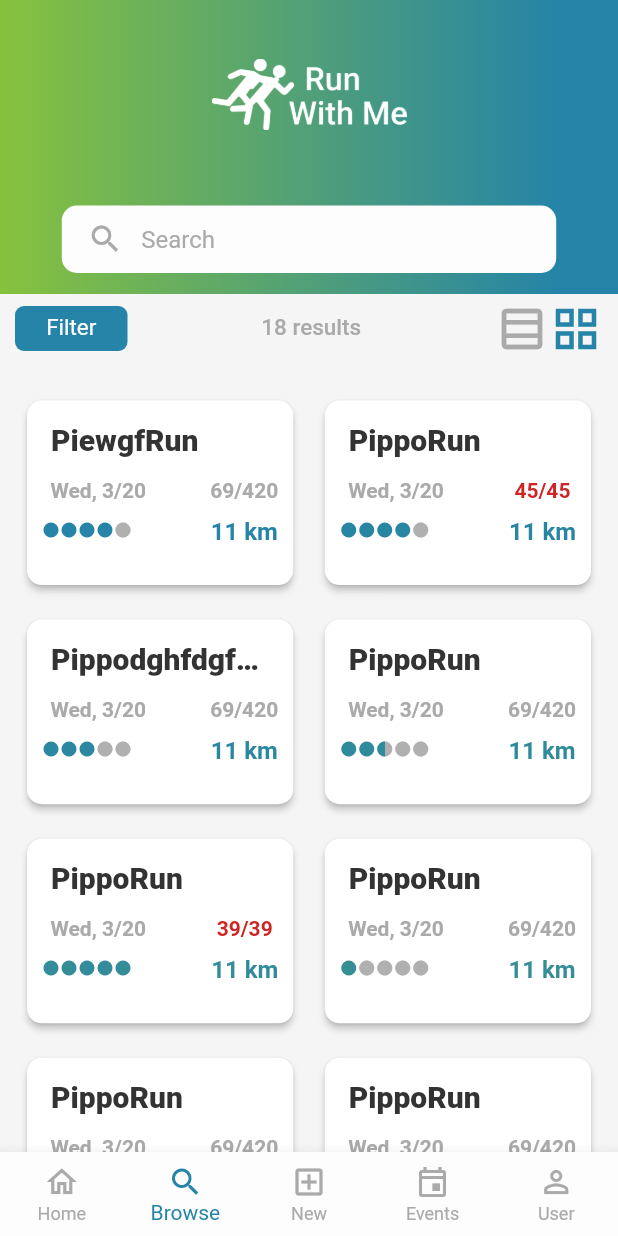
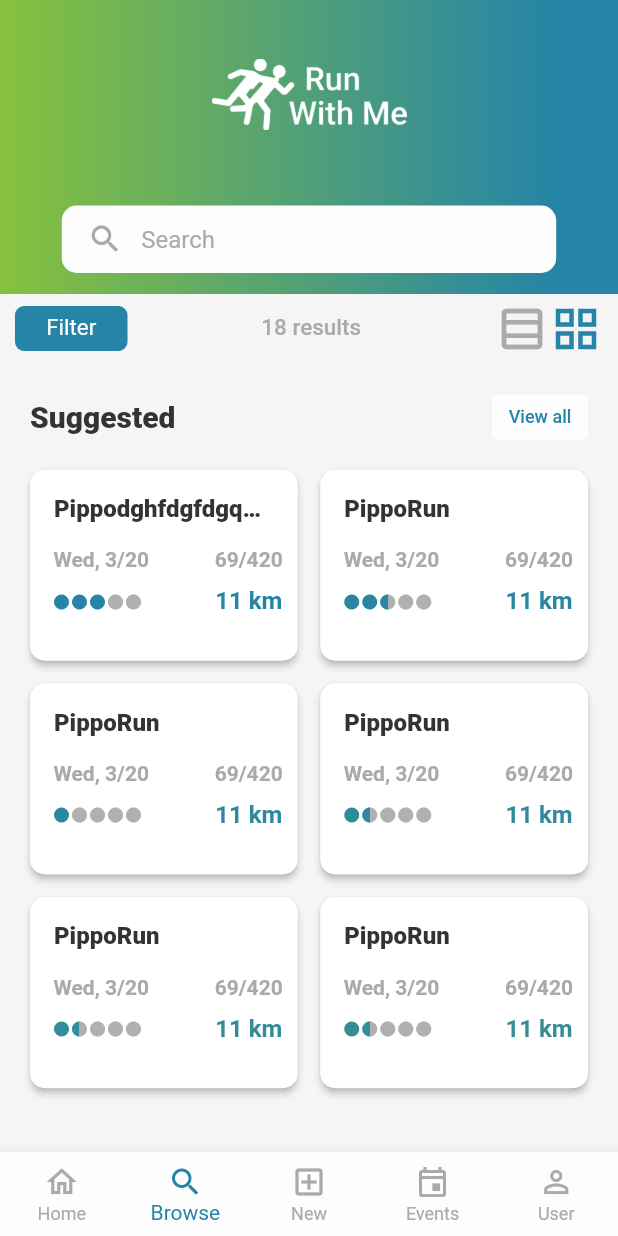
Before and after one commit to FedericoGianni/run-with-me-fe, a Flutter app: the screen it shows after launch, item 2 of the bottom bar chosen, on a phone screen of 412 x 824 dp. Run offline on Flutter 3.47's test engine with Material 2 defaults, Android fonts, the phone set to English and light mode, and no system bars; our stand-ins replace google_fonts.

Commit message:
Added bottom listView to the results page

```diff
--- a/lib/screens/events_result_screen.dart
+++ b/lib/screens/events_result_screen.dart
@@ -1,4 +1,5 @@
 import 'package:flutter/material.dart';
+import 'package:runwithme/models/event.dart';
 
 import '../dummy_data/dummy_events.dart';
 import '../widgets/event_card_text_only.dart';
@@ -94,15 +95,15 @@ class _EventsScreenState extends State<EventsScreen> {
                 ),
                 height: 45,
                 padding: const EdgeInsets.only(left: 5),
-                decoration: BoxDecoration(
+                decoration: const BoxDecoration(
                   color: onPrimary,
                   // set border width
-                  borderRadius: const BorderRadius.all(
+                  borderRadius: BorderRadius.all(
                     Radius.circular(10.0),
                   ), // set rounded corner radius
                 ),
-                child: TextField(
-                  decoration: InputDecoration(
+                child: const TextField(
+                  decoration: const InputDecoration(
                     hintText: 'Search',
                     hintStyle: TextStyle(color: secondaryTextColor),
                     border: InputBorder.none,
@@ -138,31 +139,32 @@ class _EventsScreenState extends State<EventsScreen> {
                         backgroundColor: primaryColor,
                         primary: onPrimary,
                         textStyle: const TextStyle(fontSize: 10),
-                        padding: EdgeInsets.all(0)),
+                        padding: const EdgeInsets.all(0)),
                     onPressed: () => {},
                     child: const Text('Filter'),
                   ),
                 ),
                 Text(
                   dummy.length.toString() + " results",
-                  style: TextStyle(color: secondaryTextColor, fontSize: 10),
+                  style:
+                      const TextStyle(color: secondaryTextColor, fontSize: 10),
                 ),
                 Row(
                   children: [
                     IconButton(
-                      icon: Icon(Icons.table_rows_outlined),
+                      icon: const Icon(Icons.table_rows_outlined),
                       color: _rowColor,
                       onPressed: __selectListView,
                       padding: EdgeInsets.zero,
-                      constraints: BoxConstraints(),
+                      constraints: const BoxConstraints(),
                       splashRadius: 10,
                     ),
                     IconButton(
-                      icon: Icon(Icons.grid_view_outlined),
+                      icon: const Icon(Icons.grid_view_outlined),
                       color: _gridColor,
                       onPressed: __selectGridView,
                       padding: EdgeInsets.zero,
-                      constraints: BoxConstraints(),
+                      constraints: const BoxConstraints(),
                       splashRadius: 10,
                     ),
                   ],
@@ -170,14 +172,44 @@ class _EventsScreenState extends State<EventsScreen> {
               ],
               mainAxisAlignment: MainAxisAlignment.spaceBetween,
             ),
-            titlePadding: EdgeInsets.symmetric(horizontal: 10, vertical: 6),
+            titlePadding:
+                const EdgeInsets.symmetric(horizontal: 10, vertical: 6),
           ),
           // Make the initial height of the SliverAppBar larger than normal.
         ),
-
+        SliverPadding(
+          padding: EdgeInsets.only(bottom: 0, top: 20, left: 20, right: 20),
+          sliver: SliverToBoxAdapter(
+            child: Row(
+              mainAxisAlignment: MainAxisAlignment.spaceBetween,
+              children: [
+                Text(
+                  "Suggested",
+                  style: TextStyle(
+                      color: primaryTextColor,
+                      fontSize: 20,
+                      fontWeight: FontWeight.w900),
+                ),
+                SizedBox(
+                  height: 30,
+                  child: TextButton(
+                    style: TextButton.styleFrom(
+                        backgroundColor: onPrimary,
+                        primary: primaryColor,
+                        textStyle: const TextStyle(
+                            fontSize: 12, fontWeight: FontWeight.w500),
+                        padding: const EdgeInsets.all(0)),
+                    onPressed: () => {},
+                    child: const Text('View all'),
+                  ),
+                ),
+              ],
+            ),
+          ),
+        ),
         SliverPadding(
           padding:
-              const EdgeInsets.only(bottom: 40, top: 20, left: 15, right: 15),
+              const EdgeInsets.only(bottom: 40, top: 20, left: 20, right: 20),
           sliver: SliverGrid(
             gridDelegate: SliverGridDelegateWithMaxCrossAxisExtent(
               childAspectRatio: _aspectRatio,
@@ -187,17 +219,71 @@ class _EventsScreenState extends State<EventsScreen> {
             ),
             delegate: SliverChildBuilderDelegate(
               (context, index) {
+                List suggested =
+                    dummy.where((i) => i.difficultyLevel <= 3).toList();
                 return EventItem(
-                  dummy[index],
+                  suggested[index],
                   index,
                   dummy.length.toDouble(),
                 );
               },
-              childCount: 16,
+              childCount:
+                  dummy.where((i) => i.difficultyLevel <= 3).toList().length,
             ),
           ),
-        )
+        ),
         // Next, create a SliverList
+        SliverPadding(
+          padding:
+              const EdgeInsets.only(bottom: 20, top: 0, left: 20, right: 20),
+          sliver: SliverToBoxAdapter(
+            child: Row(
+              mainAxisAlignment: MainAxisAlignment.spaceBetween,
+              children: [
+                const Text(
+                  "Recently viewed",
+                  style: TextStyle(
+                      color: primaryTextColor,
+                      fontSize: 20,
+                      fontWeight: FontWeight.w900),
+                ),
+                TextButton(
+                  style: TextButton.styleFrom(
+                      backgroundColor: onPrimary,
+                      primary: primaryColor,
+                      textStyle: const TextStyle(fontSize: 10),
+                      padding: const EdgeInsets.all(0)),
+                  onPressed: () => {},
+                  child: const Text('View all'),
+                ),
+              ],
+            ),
+          ),
+        ),
+        SliverToBoxAdapter(
+          child: Container(
+            padding: const EdgeInsets.only(bottom: 15),
+
+            // margin: EdgeInsets.only(bottom: 20, left: 15, right: 15),
+            height: (380.0 / _view) / _aspectRatio,
+            child: ListView.builder(
+              scrollDirection: Axis.horizontal,
+              itemCount: 10,
+              itemBuilder: (context, index) {
+                return Container(
+                  padding: const EdgeInsets.only(left: 5),
+                  width: 380.0 / _view,
+                  height: (380 / _view) / _aspectRatio,
+                  child: EventItem(
+                    dummy[index],
+                    index,
+                    dummy.length.toDouble(),
+                  ),
+                );
+              },
+            ),
+          ),
+        ),
       ],
     );
   }
--- a/lib/themes/custom_colors.dart
+++ b/lib/themes/custom_colors.dart
@@ -6,64 +6,64 @@ import 'package:flutter/material.dart';
 // const PERIWINKLE_CRAYOLA = "C5D1EB";
 // const PURPLE_HEX = "5603AD";
 
-const YELLOW_GREEN_DARK = "759B1C";
-const YELLOW_GREEN = "9CCF26";
-const YELLOW_GREEN_LIGHT = "B7E057";
+const YELLOW_GREEN_DARK = 0xFF759B1C;
+const YELLOW_GREEN = 0xFF9CCF26;
+const YELLOW_GREEN_LIGHT = 0xFFB7E057;
 
-const JET_BLACK_DARK = "262626";
-const JET_BLACK = "333333";
-const JET_BLACK_LIGHT = "666666";
+const JET_BLACK_DARK = 0xFF262626;
+const JET_BLACK = 0xFF333333;
+const JET_BLACK_LIGHT = 0xFF666666;
 
-const CG_BLUE_HEX_DARK = "1C637D";
-const CG_BLUE_HEX = "2584A7";
-const CG_BLUE_HEX_LIGHT = "43AFD6";
+const CG_BLUE_HEX_DARK = 0xFF1C637D;
+const CG_BLUE_HEX = 0xFF2584A7;
+const CG_BLUE_HEX_LIGHT = 0xFF43AFD6;
 
-const SILVER_CHALICE_DARK = "808080";
-const SILVER_CHALICE = "AAAAAA";
-const SILVER_CHALICE_LIGHT = "C0C0C0";
+const SILVER_CHALICE_DARK = 0xFF808080;
+const SILVER_CHALICE = 0xFFAAAAAA;
+const SILVER_CHALICE_LIGHT = 0xFFC0C0C0;
 
-const PLATINUM_DARK = "B0B0B0";
-const PLATINUM = "EBEBEB";
-const PLATINUM_LIGHT = "F5F5F5";
+const PLATINUM_DARK = 0xFFB0B0B0;
+const PLATINUM = 0xFFEBEBEB;
+const PLATINUM_LIGHT = 0xFFF5F5F5;
 
-const MAGNOLIA = "FDFDFD";
-const MAGNOLIA_LIGHT = "FCFCFC";
+const MAGNOLIA = 0xFFFDFDFD;
+const MAGNOLIA_LIGHT = 0xFFFCFCFC;
 
-const ERROR = "CE2525";
+const ERROR = 0xFFCE2525;
 
-final primaryColor = getColorFromHex(CG_BLUE_HEX);
-final secondaryColor = getColorFromHex(YELLOW_GREEN);
-final primaryTextColor = getColorFromHex(JET_BLACK);
-final secondaryTextColor = getColorFromHex(SILVER_CHALICE);
-final tertiaryTextColor = getColorFromHex(PLATINUM_DARK);
-final onPrimary = getColorFromHex(MAGNOLIA);
-final background = getColorFromHex(PLATINUM_LIGHT);
-final errorColor = getColorFromHex(ERROR);
+const primaryColor = Color(CG_BLUE_HEX);
+const secondaryColor = Color(YELLOW_GREEN);
+const primaryTextColor = Color(JET_BLACK);
+const secondaryTextColor = Color(SILVER_CHALICE);
+const tertiaryTextColor = Color(PLATINUM_DARK);
+const onPrimary = Color(MAGNOLIA);
+const background = Color(PLATINUM_LIGHT);
+const errorColor = Color(ERROR);
 
-Color getColorFromHex(String hexColor) {
-  hexColor = hexColor.toUpperCase().replaceAll("#", "");
-  if (hexColor.length == 6) {
-    hexColor = "FF" + hexColor;
-  }
-  return Color(int.parse(hexColor, radix: 16));
-}
+// Color getColorFromHex(int hexColor) {
+//   hexColor = hexColor.toUpperCase().replaceAll("#", "");
+//   if (hexColor.length == 6) {
+//     hexColor = "FF" + hexColor;
+//   }
+//   return Color(int.parse(hexColor, radix: 16));
+// }
 
 class CustomColorScheme {
   static ColorScheme get lightColorScheme {
-    return ColorScheme(
+    return const ColorScheme(
       //primary: Color(0XC5D1EB),
-      primary: getColorFromHex(CG_BLUE_HEX),
-      primaryVariant: getColorFromHex(CG_BLUE_HEX_DARK),
-      secondary: getColorFromHex(YELLOW_GREEN),
-      secondaryVariant: getColorFromHex(YELLOW_GREEN_DARK),
-      surface: getColorFromHex(MAGNOLIA_LIGHT),
-      background: getColorFromHex(YELLOW_GREEN),
-      error: getColorFromHex(ERROR),
-      onPrimary: getColorFromHex(MAGNOLIA_LIGHT),
-      onSecondary: getColorFromHex(MAGNOLIA_LIGHT),
-      onSurface: getColorFromHex(PLATINUM_LIGHT),
-      onBackground: getColorFromHex(PLATINUM_LIGHT),
-      onError: getColorFromHex(MAGNOLIA_LIGHT),
+      primary: Color(CG_BLUE_HEX),
+      primaryVariant: Color(CG_BLUE_HEX_DARK),
+      secondary: Color(YELLOW_GREEN),
+      secondaryVariant: Color(YELLOW_GREEN_DARK),
+      surface: Color(MAGNOLIA_LIGHT),
+      background: Color(YELLOW_GREEN),
+      error: Color(ERROR),
+      onPrimary: Color(MAGNOLIA_LIGHT),
+      onSecondary: Color(MAGNOLIA_LIGHT),
+      onSurface: Color(PLATINUM_LIGHT),
+      onBackground: Color(PLATINUM_LIGHT),
+      onError: Color(MAGNOLIA_LIGHT),
       brightness: Brightness.light,
     );
   }
--- a/lib/themes/custom_theme.dart
+++ b/lib/themes/custom_theme.dart
@@ -8,11 +8,11 @@ class CustomTheme {
     return ThemeData(
         textTheme: GoogleFonts.robotoTextTheme(),
         colorScheme: CustomColorScheme.lightColorScheme,
-        scaffoldBackgroundColor: getColorFromHex(PLATINUM),
+        scaffoldBackgroundColor: const Color(PLATINUM),
         //fontFamily: 'Montserrat',
-        primaryColor: getColorFromHex(CG_BLUE_HEX),
-        unselectedWidgetColor: getColorFromHex(SILVER_CHALICE),
-        backgroundColor: getColorFromHex(MAGNOLIA),
+        primaryColor: const Color(CG_BLUE_HEX),
+        unselectedWidgetColor: const Color(SILVER_CHALICE),
+        backgroundColor: const Color(MAGNOLIA),
         buttonTheme: ButtonThemeData(
           shape:
               RoundedRectangleBorder(borderRadius: BorderRadius.circular(18.0)),
--- a/lib/widgets/event_card_text_only.dart
+++ b/lib/widgets/event_card_text_only.dart
@@ -28,10 +28,7 @@ class EventItem extends StatelessWidget {
     return Card(
       shape: RoundedRectangleBorder(borderRadius: BorderRadius.circular(10)),
       elevation: 2,
-      margin: const EdgeInsets.symmetric(
-        vertical: 4,
-        horizontal: 3,
-      ),
+      margin: const EdgeInsets.all(0),
       child: Column(children: [
         ListTile(
           // leading: SizedBox(
@@ -42,9 +39,9 @@ class EventItem extends StatelessWidget {
           title: Text(
             name,
             overflow: TextOverflow.ellipsis,
-            style: TextStyle(
+            style: const TextStyle(
                 color: primaryTextColor,
-                fontSize: 20,
+                fontSize: 16,
                 fontWeight: FontWeight.w900),
           ),
         ),
@@ -58,7 +55,7 @@ class EventItem extends StatelessWidget {
                   DateFormat.MEd().format(
                     DateTime.parse(event.date),
                   ),
-                  style: TextStyle(
+                  style: const TextStyle(
                     color: secondaryTextColor,
                     fontWeight: FontWeight.w600,
                   ),
--- a/lib/widgets/rating.dart
+++ b/lib/widgets/rating.dart
@@ -35,7 +35,9 @@ class Rating extends StatelessWidget {
 
   @override
   Widget build(BuildContext context) {
-    return Row(
+    return Container(
+      padding: const EdgeInsets.only(left: 5, top: 2),
+      child: Row(
         children: [
           ..._addScore(),
           value % 1 != 0.0
@@ -43,6 +45,7 @@ class Rating extends StatelessWidget {
               : const SizedBox.shrink(),
           ..._addEmpty()
         ],
+      ),
     );
   }
 }
```
Lines whose indentation alone changed are shown as unchanged.
